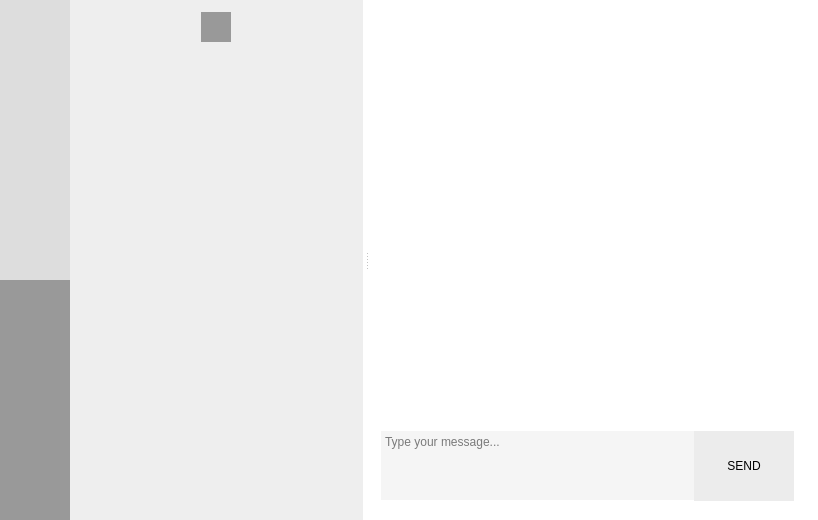
Old version of the form E2EEIM-Desktop/mainwindow.ui in the repository E2EEIM/E2EEIM.
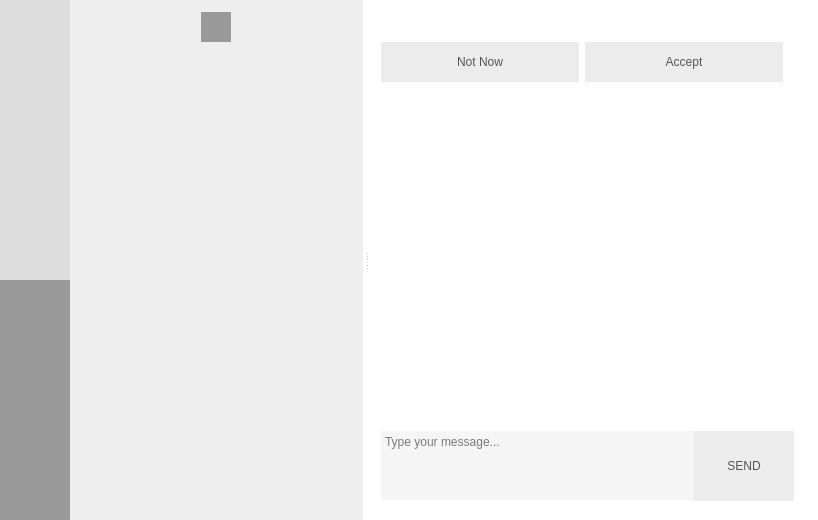
New version of the form. Icons and pictures are not drawn.

Commit message: Create send add friend request

The edit to the form file:
```diff
--- a/E2EEIM-Desktop/mainwindow.ui
+++ b/E2EEIM-Desktop/mainwindow.ui
@@ -529,6 +529,70 @@
           </property>
          </widget>
         </item>
+        <item>
+         <widget class="QFrame" name="frame_addFriend_confirm">
+          <property name="frameShape">
+           <enum>QFrame::NoFrame</enum>
+          </property>
+          <property name="frameShadow">
+           <enum>QFrame::Raised</enum>
+          </property>
+          <layout class="QHBoxLayout" name="horizontalLayout_3">
+           <item>
+            <widget class="QPushButton" name="pushButton_addFriend_decline">
+             <property name="styleSheet">
+              <string notr="true">QPushButton {
+	border: 0;
+     background-color: #ececec;
+	color: #555555;
+	height: 40px;
+ }
+ QPushButton:!pressed {
+     background-color: #dddddd; 
+	color: #555555;   
+ }
+ QPushButton:!hover {
+     background-color: #ececec;
+	color: #555555;
+ }</string>
+             </property>
+             <property name="text">
+              <string>Not Now</string>
+             </property>
+             <property name="flat">
+              <bool>true</bool>
+             </property>
+            </widget>
+           </item>
+           <item>
+            <widget class="QPushButton" name="pushButton_addFriend_accept">
+             <property name="styleSheet">
+              <string notr="true">QPushButton {
+	border: 0;
+     background-color: #ececec;
+	color: #555555;
+	height: 40px;
+ }
+ QPushButton:!pressed {
+     background-color: #dddddd; 
+	color: #555555;   
+ }
+ QPushButton:!hover {
+     background-color: #ececec;
+	color: #555555;
+ }</string>
+             </property>
+             <property name="text">
+              <string>Accept</string>
+             </property>
+             <property name="flat">
+              <bool>true</bool>
+             </property>
+            </widget>
+           </item>
+          </layout>
+         </widget>
+        </item>
         <item>
          <widget class="QListWidget" name="listWidget_Conversation">
           <property name="sizePolicy">
@@ -543,10 +607,12 @@
 border: 2px solid white;
 border-radius: 20;
 padding: 15px;
+color: #555555;
 } 
  
 QListWidget::item:selected { 
-background: #999999; 
+background: #fafafa; 
+color: #555555;
 }</string>
           </property>
           <property name="frameShape">
@@ -654,12 +720,15 @@
               <string notr="true">QPushButton {
 	border: 0;
      background-color: #ececec;
+	color: #555555;
  }
  QPushButton:!pressed {
-     background-color: #dddddd;     
+     background-color: #dddddd; 
+	color: #555555;   
  }
  QPushButton:!hover {
      background-color: #ececec;
+	color: #555555;
  }</string>
              </property>
              <property name="text">
```
Left out of the diff: 11 changed lines with no effect on the pictures. The commit also changes 18 other files.
